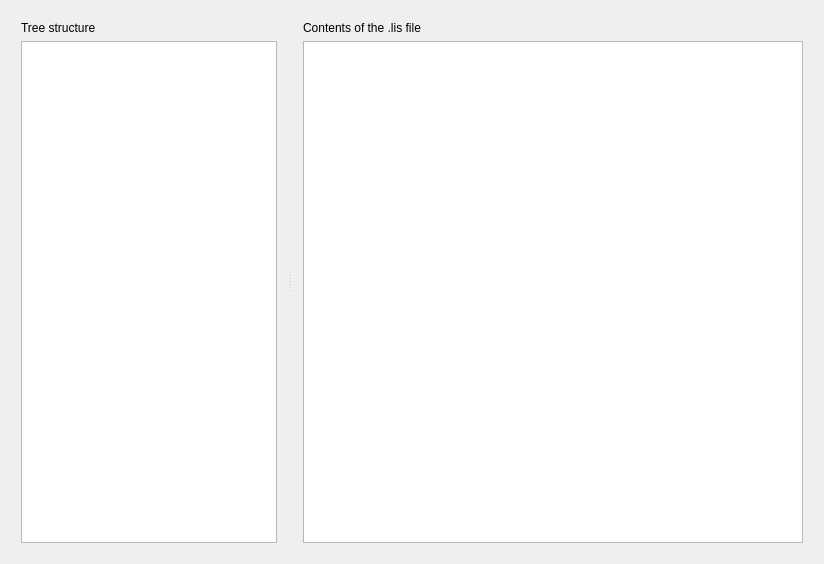
Artelia/Mascaret, file Mascaret/ui/ui_lis_viewer.ui: the form before one commit.
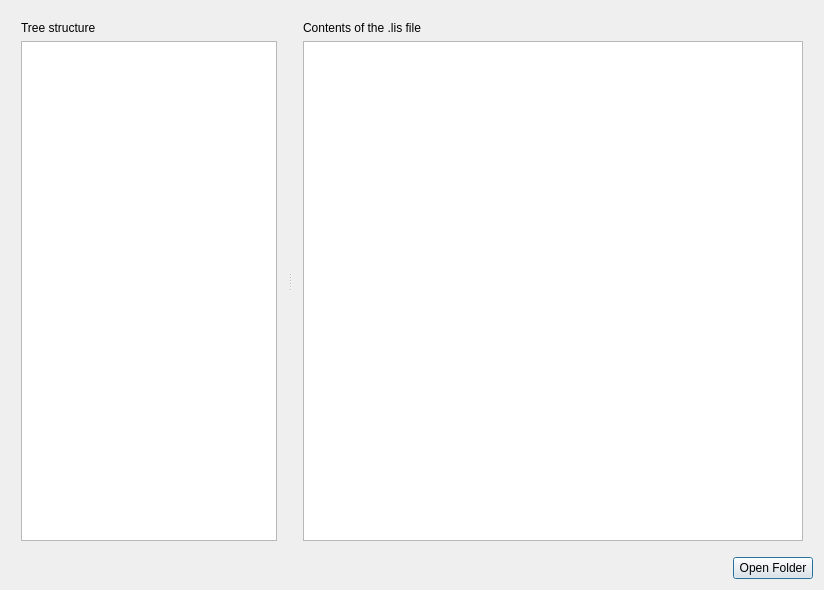
The form after the commit.

Commit message: add openf folder

```diff
--- a/Mascaret/ui/ui_lis_viewer.ui
+++ b/Mascaret/ui/ui_lis_viewer.ui
@@ -6,8 +6,8 @@
    <rect>
     <x>0</x>
     <y>0</y>
-    <width>812</width>
-    <height>564</height>
+    <width>820</width>
+    <height>586</height>
    </rect>
   </property>
   <property name="windowTitle">
@@ -123,6 +123,30 @@
      </widget>
     </widget>
    </item>
+   <item row="1" column="0">
+    <layout class="QHBoxLayout" name="horizontalLayout">
+     <item>
+      <spacer name="horizontalSpacer">
+       <property name="orientation">
+        <enum>Qt::Horizontal</enum>
+       </property>
+       <property name="sizeHint" stdset="0">
+        <size>
+         <width>40</width>
+         <height>20</height>
+        </size>
+       </property>
+      </spacer>
+     </item>
+     <item>
+      <widget class="QPushButton" name="bt_open_folder">
+       <property name="text">
+        <string>Open Folder</string>
+       </property>
+      </widget>
+     </item>
+    </layout>
+   </item>
   </layout>
  </widget>
  <resources/>
```
The commit also changes 1 other file.
